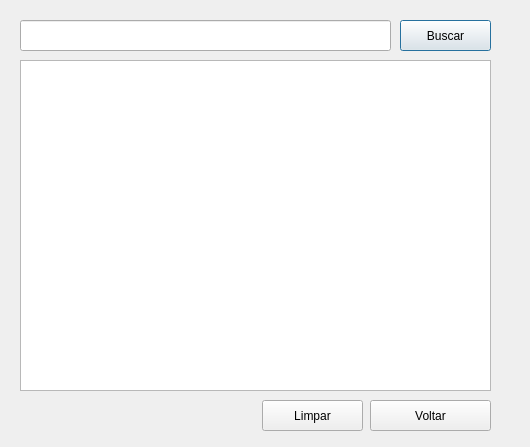
Above: InterfaceGrafica/Hotel/busca.ui from Caioww/Hotel before the change. Below: the same form after it.
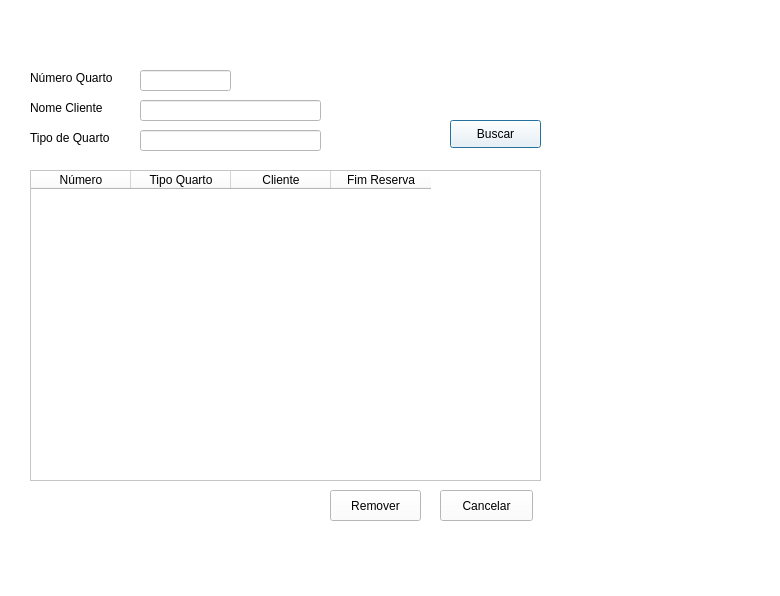
That is the form after the change.

Commit message: criacao telas reserva

What changed in the file:
```diff
--- a/InterfaceGrafica/Hotel/busca.ui
+++ b/InterfaceGrafica/Hotel/busca.ui
@@ -6,70 +6,579 @@
    <rect>
     <x>0</x>
     <y>0</y>
-    <width>530</width>
-    <height>447</height>
+    <width>780</width>
+    <height>596</height>
    </rect>
   </property>
+  <property name="palette">
+   <palette>
+    <active>
+     <colorrole role="WindowText">
+      <brush brushstyle="SolidPattern">
+       <color alpha="255">
+        <red>0</red>
+        <green>0</green>
+        <blue>0</blue>
+       </color>
+      </brush>
+     </colorrole>
+     <colorrole role="Button">
+      <brush brushstyle="SolidPattern">
+       <color alpha="255">
+        <red>255</red>
+        <green>255</green>
+        <blue>255</blue>
+       </color>
+      </brush>
+     </colorrole>
+     <colorrole role="Light">
+      <brush brushstyle="SolidPattern">
+       <color alpha="255">
+        <red>255</red>
+        <green>255</green>
+        <blue>255</blue>
+       </color>
+      </brush>
+     </colorrole>
+     <colorrole role="Midlight">
+      <brush brushstyle="SolidPattern">
+       <color alpha="255">
+        <red>255</red>
+        <green>255</green>
+        <blue>255</blue>
+       </color>
+      </brush>
+     </colorrole>
+     <colorrole role="Dark">
+      <brush brushstyle="SolidPattern">
+       <color alpha="255">
+        <red>127</red>
+        <green>127</green>
+        <blue>127</blue>
+       </color>
+      </brush>
+     </colorrole>
+     <colorrole role="Mid">
+      <brush brushstyle="SolidPattern">
+       <color alpha="255">
+        <red>170</red>
+        <green>170</green>
+        <blue>170</blue>
+       </color>
+      </brush>
+     </colorrole>
+     <colorrole role="Text">
+      <brush brushstyle="SolidPattern">
+       <color alpha="255">
+        <red>0</red>
+        <green>0</green>
+        <blue>0</blue>
+       </color>
+      </brush>
+     </colorrole>
+     <colorrole role="BrightText">
+      <brush brushstyle="SolidPattern">
+       <color alpha="255">
+        <red>255</red>
+        <green>255</green>
+        <blue>255</blue>
+       </color>
+      </brush>
+     </colorrole>
+     <colorrole role="ButtonText">
+      <brush brushstyle="SolidPattern">
+       <color alpha="255">
+        <red>0</red>
+        <green>0</green>
+        <blue>0</blue>
+       </color>
+      </brush>
+     </colorrole>
+     <colorrole role="Base">
+      <brush brushstyle="SolidPattern">
+       <color alpha="255">
+        <red>255</red>
+        <green>255</green>
+        <blue>255</blue>
+       </color>
+      </brush>
+     </colorrole>
+     <colorrole role="Window">
+      <brush brushstyle="SolidPattern">
+       <color alpha="255">
+        <red>255</red>
+        <green>255</green>
+        <blue>255</blue>
+       </color>
+      </brush>
+     </colorrole>
+     <colorrole role="Shadow">
+      <brush brushstyle="SolidPattern">
+       <color alpha="255">
+        <red>0</red>
+        <green>0</green>
+        <blue>0</blue>
+       </color>
+      </brush>
+     </colorrole>
+     <colorrole role="AlternateBase">
+      <brush brushstyle="SolidPattern">
+       <color alpha="255">
+        <red>255</red>
+        <green>255</green>
+        <blue>255</blue>
+       </color>
+      </brush>
+     </colorrole>
+     <colorrole role="ToolTipBase">
+      <brush brushstyle="SolidPattern">
+       <color alpha="255">
+        <red>255</red>
+        <green>255</green>
+        <blue>220</blue>
+       </color>
+      </brush>
+     </colorrole>
+     <colorrole role="ToolTipText">
+      <brush brushstyle="SolidPattern">
+       <color alpha="255">
+        <red>0</red>
+        <green>0</green>
+        <blue>0</blue>
+       </color>
+      </brush>
+     </colorrole>
+    </active>
+    <inactive>
+     <colorrole role="WindowText">
+      <brush brushstyle="SolidPattern">
+       <color alpha="255">
+        <red>0</red>
+        <green>0</green>
+        <blue>0</blue>
+       </color>
+      </brush>
+     </colorrole>
+     <colorrole role="Button">
+      <brush brushstyle="SolidPattern">
+       <color alpha="255">
+        <red>255</red>
+        <green>255</green>
+        <blue>255</blue>
+       </color>
+      </brush>
+     </colorrole>
+     <colorrole role="Light">
+      <brush brushstyle="SolidPattern">
+       <color alpha="255">
+        <red>255</red>
+        <green>255</green>
+        <blue>255</blue>
+       </color>
+      </brush>
+     </colorrole>
+     <colorrole role="Midlight">
+      <brush brushstyle="SolidPattern">
+       <color alpha="255">
+        <red>255</red>
+        <green>255</green>
+        <blue>255</blue>
+       </color>
+      </brush>
+     </colorrole>
+     <colorrole role="Dark">
+      <brush brushstyle="SolidPattern">
+       <color alpha="255">
+        <red>127</red>
+        <green>127</green>
+        <blue>127</blue>
+       </color>
+      </brush>
+     </colorrole>
+     <colorrole role="Mid">
+      <brush brushstyle="SolidPattern">
+       <color alpha="255">
+        <red>170</red>
+        <green>170</green>
+        <blue>170</blue>
+       </color>
+      </brush>
+     </colorrole>
+     <colorrole role="Text">
+      <brush brushstyle="SolidPattern">
+       <color alpha="255">
+        <red>0</red>
+        <green>0</green>
+        <blue>0</blue>
+       </color>
+      </brush>
+     </colorrole>
+     <colorrole role="BrightText">
+      <brush brushstyle="SolidPattern">
+       <color alpha="255">
+        <red>255</red>
+        <green>255</green>
+        <blue>255</blue>
+       </color>
+      </brush>
+     </colorrole>
+     <colorrole role="ButtonText">
+      <brush brushstyle="SolidPattern">
+       <color alpha="255">
+        <red>0</red>
+        <green>0</green>
+        <blue>0</blue>
+       </color>
+      </brush>
+     </colorrole>
+     <colorrole role="Base">
+      <brush brushstyle="SolidPattern">
+       <color alpha="255">
+        <red>255</red>
+        <green>255</green>
+        <blue>255</blue>
+       </color>
+      </brush>
+     </colorrole>
+     <colorrole role="Window">
+      <brush brushstyle="SolidPattern">
+       <color alpha="255">
+        <red>255</red>
+        <green>255</green>
+        <blue>255</blue>
+       </color>
+      </brush>
+     </colorrole>
+     <colorrole role="Shadow">
+      <brush brushstyle="SolidPattern">
+       <color alpha="255">
+        <red>0</red>
+        <green>0</green>
+        <blue>0</blue>
+       </color>
+      </brush>
+     </colorrole>
+     <colorrole role="AlternateBase">
+      <brush brushstyle="SolidPattern">
+       <color alpha="255">
+        <red>255</red>
+        <green>255</green>
+        <blue>255</blue>
+       </color>
+      </brush>
+     </colorrole>
+     <colorrole role="ToolTipBase">
+      <brush brushstyle="SolidPattern">
+       <color alpha="255">
+        <red>255</red>
+        <green>255</green>
+        <blue>220</blue>
+       </color>
+      </brush>
+     </colorrole>
+     <colorrole role="ToolTipText">
+      <brush brushstyle="SolidPattern">
+       <color alpha="255">
+        <red>0</red>
+        <green>0</green>
+        <blue>0</blue>
+       </color>
+      </brush>
+     </colorrole>
+    </inactive>
+    <disabled>
+     <colorrole role="WindowText">
+      <brush brushstyle="SolidPattern">
+       <color alpha="255">
+        <red>127</red>
+        <green>127</green>
+        <blue>127</blue>
+       </color>
+      </brush>
+     </colorrole>
+     <colorrole role="Button">
+      <brush brushstyle="SolidPattern">
+       <color alpha="255">
+        <red>255</red>
+        <green>255</green>
+        <blue>255</blue>
+       </color>
+      </brush>
+     </colorrole>
+     <colorrole role="Light">
+      <brush brushstyle="SolidPattern">
+       <color alpha="255">
+        <red>255</red>
+        <green>255</green>
+        <blue>255</blue>
+       </color>
+      </brush>
+     </colorrole>
+     <colorrole role="Midlight">
+      <brush brushstyle="SolidPattern">
+       <color alpha="255">
+        <red>255</red>
+        <green>255</green>
+        <blue>255</blue>
+       </color>
+      </brush>
+     </colorrole>
+     <colorrole role="Dark">
+      <brush brushstyle="SolidPattern">
+       <color alpha="255">
+        <red>127</red>
+        <green>127</green>
+        <blue>127</blue>
+       </color>
+      </brush>
+     </colorrole>
+     <colorrole role="Mid">
+      <brush brushstyle="SolidPattern">
+       <color alpha="255">
+        <red>170</red>
+        <green>170</green>
+        <blue>170</blue>
+       </color>
+      </brush>
+     </colorrole>
+     <colorrole role="Text">
+      <brush brushstyle="SolidPattern">
+       <color alpha="255">
+        <red>127</red>
+        <green>127</green>
+        <blue>127</blue>
+       </color>
+      </brush>
+     </colorrole>
+     <colorrole role="BrightText">
+      <brush brushstyle="SolidPattern">
+       <color alpha="255">
+        <red>255</red>
+        <green>255</green>
+        <blue>255</blue>
+       </color>
+      </brush>
+     </colorrole>
+     <colorrole role="ButtonText">
+      <brush brushstyle="SolidPattern">
+       <color alpha="255">
+        <red>127</red>
+        <green>127</green>
+        <blue>127</blue>
+       </color>
+      </brush>
+     </colorrole>
+     <colorrole role="Base">
+      <brush brushstyle="SolidPattern">
+       <color alpha="255">
+        <red>255</red>
+        <green>255</green>
+        <blue>255</blue>
+       </color>
+      </brush>
+     </colorrole>
+     <colorrole role="Window">
+      <brush brushstyle="SolidPattern">
+       <color alpha="255">
+        <red>255</red>
+        <green>255</green>
+        <blue>255</blue>
+       </color>
+      </brush>
+     </colorrole>
+     <colorrole role="Shadow">
+      <brush brushstyle="SolidPattern">
+       <color alpha="255">
+        <red>0</red>
+        <green>0</green>
+        <blue>0</blue>
+       </color>
+      </brush>
+     </colorrole>
+     <colorrole role="AlternateBase">
+      <brush brushstyle="SolidPattern">
+       <color alpha="255">
+        <red>255</red>
+        <green>255</green>
+        <blue>255</blue>
+       </color>
+      </brush>
+     </colorrole>
+     <colorrole role="ToolTipBase">
+      <brush brushstyle="SolidPattern">
+       <color alpha="255">
+        <red>255</red>
+        <green>255</green>
+        <blue>220</blue>
+       </color>
+      </brush>
+     </colorrole>
+     <colorrole role="ToolTipText">
+      <brush brushstyle="SolidPattern">
+       <color alpha="255">
+        <red>0</red>
+        <green>0</green>
+        <blue>0</blue>
+       </color>
+      </brush>
+     </colorrole>
+    </disabled>
+   </palette>
+  </property>
   <property name="windowTitle">
    <string>Dialog</string>
   </property>
+  <widget class="QLabel" name="label">
+   <property name="geometry">
+    <rect>
+     <x>30</x>
+     <y>70</y>
+     <width>111</width>
+     <height>16</height>
+    </rect>
+   </property>
+   <property name="text">
+    <string>Número Quarto</string>
+   </property>
+  </widget>
+  <widget class="QLabel" name="label_2">
+   <property name="geometry">
+    <rect>
+     <x>30</x>
+     <y>100</y>
+     <width>111</width>
+     <height>16</height>
+    </rect>
+   </property>
+   <property name="text">
+    <string>Nome Cliente</string>
+   </property>
+  </widget>
+  <widget class="QLabel" name="label_3">
+   <property name="geometry">
+    <rect>
+     <x>30</x>
+     <y>130</y>
+     <width>91</width>
+     <height>16</height>
+    </rect>
+   </property>
+   <property name="text">
+    <string>Tipo de Quarto</string>
+   </property>
+  </widget>
   <widget class="QLineEdit" name="lineEdit">
    <property name="geometry">
     <rect>
-     <x>20</x>
-     <y>20</y>
-     <width>371</width>
-     <height>31</height>
+     <x>140</x>
+     <y>70</y>
+     <width>91</width>
+     <height>21</height>
     </rect>
    </property>
   </widget>
+  <widget class="QLineEdit" name="lineEdit_2">
+   <property name="geometry">
+    <rect>
+     <x>140</x>
+     <y>100</y>
+     <width>181</width>
+     <height>21</height>
+    </rect>
+   </property>
+  </widget>
+  <widget class="QLineEdit" name="lineEdit_3">
+   <property name="geometry">
+    <rect>
+     <x>140</x>
+     <y>130</y>
+     <width>181</width>
+     <height>21</height>
+    </rect>
+   </property>
+  </widget>
+  <widget class="QTableWidget" name="tableWidget">
+   <property name="geometry">
+    <rect>
+     <x>30</x>
+     <y>170</y>
+     <width>511</width>
+     <height>311</height>
+    </rect>
+   </property>
+   <property name="gridStyle">
+    <enum>Qt::NoPen</enum>
+   </property>
+   <property name="sortingEnabled">
+    <bool>false</bool>
+   </property>
+   <column>
+    <property name="text">
+     <string>Número</string>
+    </property>
+    <property name="foreground">
+     <brush brushstyle="SolidPattern">
+      <color alpha="255">
+       <red>0</red>
+       <green>0</green>
+       <blue>0</blue>
+      </color>
+     </brush>
+    </property>
+   </column>
+   <column>
+    <property name="text">
+     <string>Tipo Quarto</string>
+    </property>
+   </column>
+   <column>
+    <property name="text">
+     <string>Cliente</string>
+    </property>
+   </column>
+   <column>
+    <property name="text">
+     <string>Fim Reserva</string>
+    </property>
+   </column>
+  </widget>
   <widget class="QPushButton" name="pushButton">
    <property name="geometry">
     <rect>
-     <x>400</x>
-     <y>20</y>
+     <x>450</x>
+     <y>120</y>
      <width>91</width>
-     <height>31</height>
+     <height>28</height>
     </rect>
    </property>
    <property name="text">
     <string>Buscar</string>
    </property>
   </widget>
-  <widget class="QTextBrowser" name="textBrowser">
-   <property name="geometry">
-    <rect>
-     <x>20</x>
-     <y>60</y>
-     <width>471</width>
-     <height>331</height>
-    </rect>
-   </property>
-  </widget>
   <widget class="QPushButton" name="pushButton_2">
    <property name="geometry">
     <rect>
-     <x>370</x>
-     <y>400</y>
-     <width>121</width>
+     <x>330</x>
+     <y>490</y>
+     <width>91</width>
      <height>31</height>
     </rect>
    </property>
    <property name="text">
-    <string>Voltar</string>
+    <string>Remover</string>
    </property>
   </widget>
   <widget class="QPushButton" name="pushButton_3">
    <property name="geometry">
     <rect>
-     <x>262</x>
-     <y>400</y>
-     <width>101</width>
+     <x>440</x>
+     <y>490</y>
+     <width>93</width>
      <height>31</height>
     </rect>
    </property>
    <property name="text">
-    <string>Limpar</string>
+    <string>Cancelar</string>
    </property>
   </widget>
  </widget>
```
The commit also changes 13 other files.
